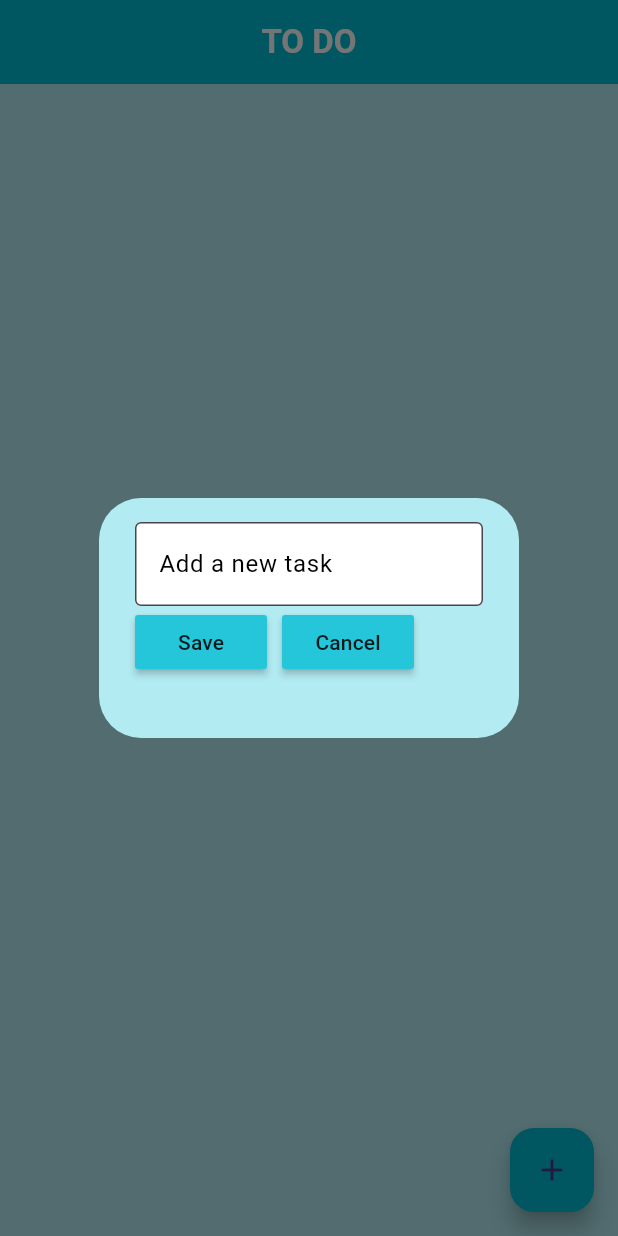
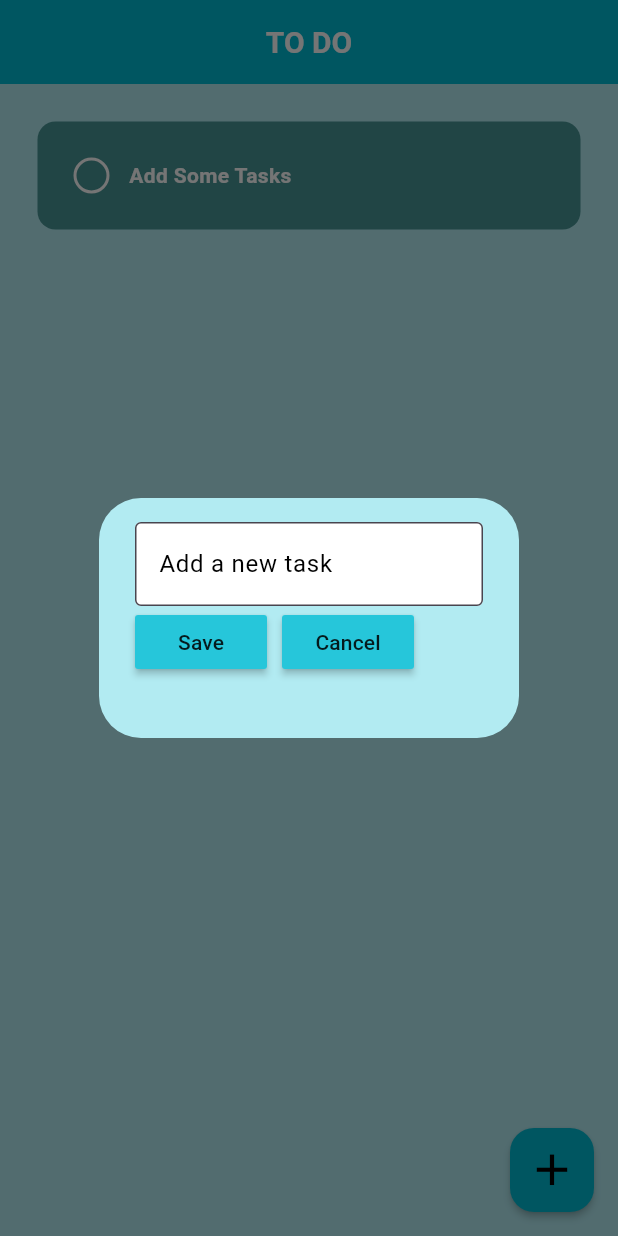
Before and after one commit to FahimSaki/My-Tasks, a Flutter app: the screen it shows after launch, after a tap on the "add" icon, on a phone screen of 412 x 824 dp. Run offline on Flutter 3.47's test engine with Material 3 defaults, Android fonts, the phone set to English and light mode, and no system bars; drawn by our look-alikes of flutter_slidable; our stand-ins replace hive_flutter; accounts and stored records are empty.

Commit message:
Final commit after list updates

```diff
--- a/lib/data/database.dart
+++ b/lib/data/database.dart
@@ -1,25 +1,42 @@
-// ignore_for_file: unused_field
-
 import 'package:hive_flutter/hive_flutter.dart';
 
 class ToDoDataBase {
-  List toDoList = [];
-  // reference the box
+  List<Map<String, dynamic>> toDoList = []; // Use a list of maps
   final _myBox = Hive.box('mybox');
 
-  // run this method if this is the first time ever opening the app
+  // Run this method if this is the first time ever opening the app
   void createInitialData() {
-    ["Add Some Tasks", true];
+    toDoList = [
+      {"task": "Add Some Tasks", "completed": false}
+    ];
+    updateDataBase(); // Save initial data
   }
 
-// load the data from database
-
+  // Load the data from the database
   void loadData() {
-    toDoList = _myBox.get("TODOLIST");
+    List<dynamic>? loadedData =
+        _myBox.get("TODOLIST") as List<dynamic>?; // Get data as List<dynamic>
+    if (loadedData != null) {
+      toDoList = List<Map<String, dynamic>>.from(loadedData.map((item) {
+        return Map<String, dynamic>.from(
+            item); // Convert each item to Map<String, dynamic>
+      }));
+    }
   }
 
-// update the database
+  // Toggle the completion status of a task
+  void toggleTaskCompletion(int index) {
+    toDoList[index]['completed'] = !toDoList[index]['completed'];
+    // Move completed tasks to the end of the list
+    toDoList.sort((a, b) {
+      if (a['completed'] == b['completed'])
+        return 0; // Keep original order for non-completed tasks
+      return a['completed'] ? 1 : -1; // Move completed tasks to the end
+    });
+    updateDataBase();
+  }
 
+  // Update the database
   void updateDataBase() {
     _myBox.put("TODOLIST", toDoList);
   }
--- a/lib/pages/home_page.dart
+++ b/lib/pages/home_page.dart
@@ -1,11 +1,8 @@
-// ignore_for_file: prefer_const_constructors, prefer_const_literals_to_create_immutables, unused_field, sort_child_properties_last
-
 import 'package:flutter/material.dart';
-import 'package:my_tasks/data/database.dart';
+import 'package:hive_flutter/hive_flutter.dart';
 import 'package:my_tasks/util/dialog_box.dart';
 import 'package:my_tasks/util/todo_tile.dart';
-import 'package:hive_flutter/hive_flutter.dart';
-import 'package:audioplayers/audioplayers.dart';
+import 'package:my_tasks/data/database.dart';
 
 class HomePage extends StatefulWidget {
   const HomePage({super.key});
@@ -15,85 +12,54 @@ class HomePage extends StatefulWidget {
 }
 
 class _HomePageState extends State<HomePage> {
-  // reference the Hive box
   final _myBox = Hive.box('mybox');
   ToDoDataBase db = ToDoDataBase();
 
-  // Create an instance of AudioPlayer
-  final AudioPlayer _audioPlayer = AudioPlayer();
-
   @override
   void initState() {
-    // if this is the first time ever opening the app, the create preset data
     if (_myBox.get("TODOLIST") == null) {
       db.createInitialData();
     } else {
-      //there already exists data
       db.loadData();
     }
     super.initState();
-    _audioPlayer.setReleaseMode(ReleaseMode.stop);
   }
 
-  // text controller
   final _controller = TextEditingController();
 
-  // checkbox was tapped
   void checkBoxChanged(bool? value, int index) {
     setState(() {
-      db.toDoList[index][1] = !db.toDoList[index][1];
-
-      // Play sound if the task is marked as completed
-      if (db.toDoList[index][1] == true) {
-        _audioPlayer.play(AssetSource('assets/sounds/task_completed.mp3'));
-      }
+      db.toggleTaskCompletion(index);
     });
-    db.updateDataBase();
   }
 
-  // save new task
   void saveNewTask() {
-    String taskText = _controller.text.trim(); // Get trimmed input text
-    if (taskText.isEmpty) {
-      // Optionally show a message to the user
-      ScaffoldMessenger.of(context).showSnackBar(
-        SnackBar(
-          content: Text('Task cannot be empty!'),
-          duration: Duration(seconds: 2),
-        ),
-      );
-      return; // Exit the method early if the task is empty
-    }
-
     setState(() {
-      db.toDoList.add([taskText, false]);
+      db.toDoList.add({"task": _controller.text, "completed": false});
       _controller.clear();
+      db.updateDataBase();
     });
     Navigator.of(context).pop();
-    db.updateDataBase(); // Update the database
   }
 
-  // create a new task
   void createNewTask() {
     showDialog(
       context: context,
       builder: (context) {
         return DialogBox(
-            controller: _controller,
-            onSave: saveNewTask,
-            onCancel: () {
-              Navigator.of(context).pop();
-            });
+          controller: _controller,
+          onSave: saveNewTask,
+          onCancel: () => Navigator.of(context).pop(),
+        );
       },
     );
   }
 
-  // delete task
   void deleteTask(int index) {
     setState(() {
       db.toDoList.removeAt(index);
+      db.updateDataBase();
     });
-    db.updateDataBase();
   }
 
   @override
@@ -102,25 +68,30 @@ class _HomePageState extends State<HomePage> {
       backgroundColor: Colors.cyan[100],
       appBar: AppBar(
         backgroundColor: Colors.cyan[500],
-        title: Text(
+        title: const Text(
           'TO DO',
-          style: TextStyle(fontWeight: FontWeight.bold, color: Colors.white),
+          style: TextStyle(
+              color: Colors.white, fontWeight: FontWeight.bold, fontSize: 20),
         ),
+        elevation: 0,
         centerTitle: true,
-        elevation: 0,
       ),
       floatingActionButton: FloatingActionButton(
-        //shape:
+        backgroundColor: Colors.cyan,
+        elevation: 2,
         onPressed: createNewTask,
-        child: Icon(Icons.add),
-        backgroundColor: Colors.cyan,
+        child: const Icon(
+          Icons.add,
+          size: 35,
+          color: Colors.black,
+        ),
       ),
       body: ListView.builder(
         itemCount: db.toDoList.length,
         itemBuilder: (context, index) {
           return ToDoTile(
-            taskName: db.toDoList[index][0],
-            taskCompleted: db.toDoList[index][1],
+            taskName: db.toDoList[index]['task'],
+            taskCompleted: db.toDoList[index]['completed'],
             onChanged: (value) => checkBoxChanged(value, index),
             deleteFunction: (context) => deleteTask(index),
           );
--- a/pubspec.yaml
+++ b/pubspec.yaml
@@ -1,5 +1,5 @@
 name: my_tasks
-description: "A new Flutter project."
+description: "Todo app for your daily tasks"
 # The following line prevents the package from being accidentally published to
 # pub.dev using `flutter pub publish`. This is preferred for private packages.
 publish_to: 'none' # Remove this line if you wish to publish to pub.dev
```
Also changed, not shown: 1 other file.
